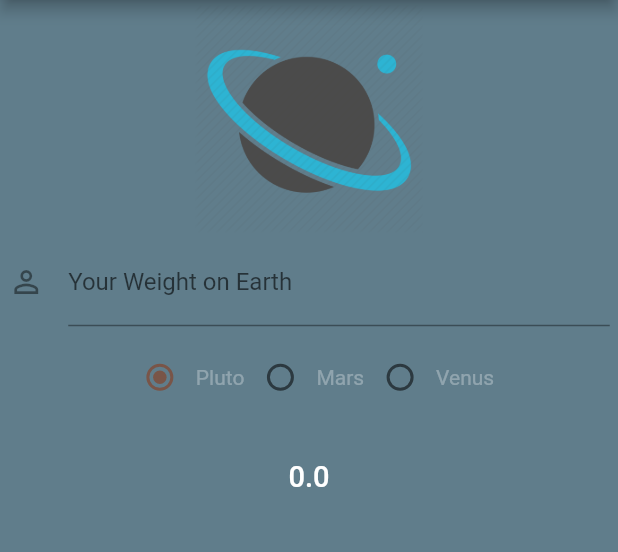
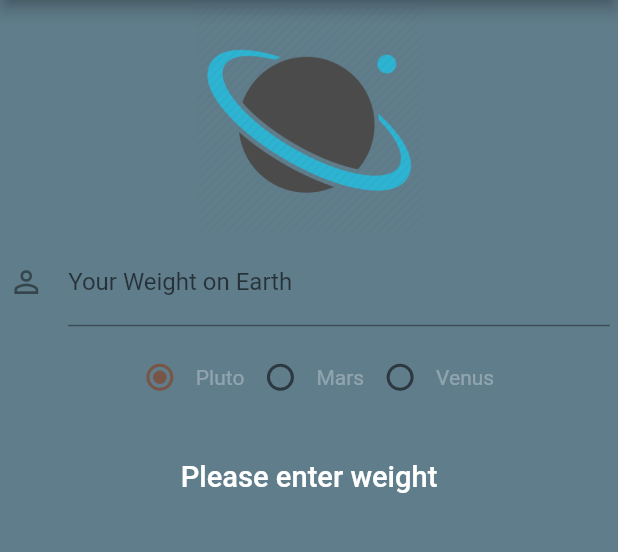
Before and after one commit to thiagopaiva99/WeightOnPlanetX, a Flutter app: the screen it shows after launch, on a phone screen of 412 x 824 dp, the part 84-636 px from its top. Run offline on Flutter 3.47's test engine with Material 2 defaults, Android fonts, the phone set to English and light mode, and no system bars.

Commit message:
Fxins gome bugs and finalizing the app

```diff
--- a/lib/ui/home.dart
+++ b/lib/ui/home.dart
@@ -24,6 +24,7 @@ class HomeState extends State<Home> {
 
   int radioValue = 0;
   double _finalResult = 0.0;
+  String _formattedText = "";
 
   void handleRadioValueChanged(int value) {
     setState(() {
@@ -32,14 +33,17 @@ class HomeState extends State<Home> {
       switch (radioValue) {
         case 0:
           _finalResult = calculateWeight(_weightController.text, 0.06);
+          _formattedText = "Your weight on Pluto is ${_finalResult.toStringAsFixed(1)} Kg";
         break;
 
         case 1:
           _finalResult = calculateWeight(_weightController.text, 0.38);
+          _formattedText = "Your weight on Mars is ${_finalResult.toStringAsFixed(1)} Kg";
         break;
 
         case 2:
           _finalResult = calculateWeight(_weightController.text, 0.91);
+          _formattedText = "Your weight on Venus is ${_finalResult.toStringAsFixed(1)} Kg";
         break;
       }
     });
@@ -129,7 +133,7 @@ class HomeState extends State<Home> {
                       padding: new EdgeInsets.all(15.6)
                   ),
                   new Text(
-                    "$_finalResult",
+                    _weightController.text.isEmpty ? "Please enter weight" : _formattedText,
                     style: new TextStyle(
                       color: Colors.white,
                       fontSize: 19.4,
```
